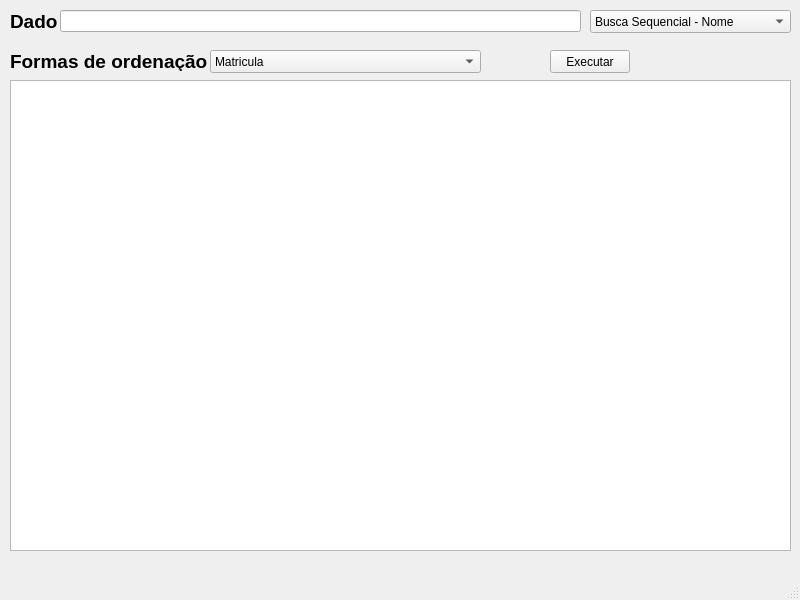
Qt form mainwindow.ui (cpedrohenrique1/Ativ5EDII) before a commit.
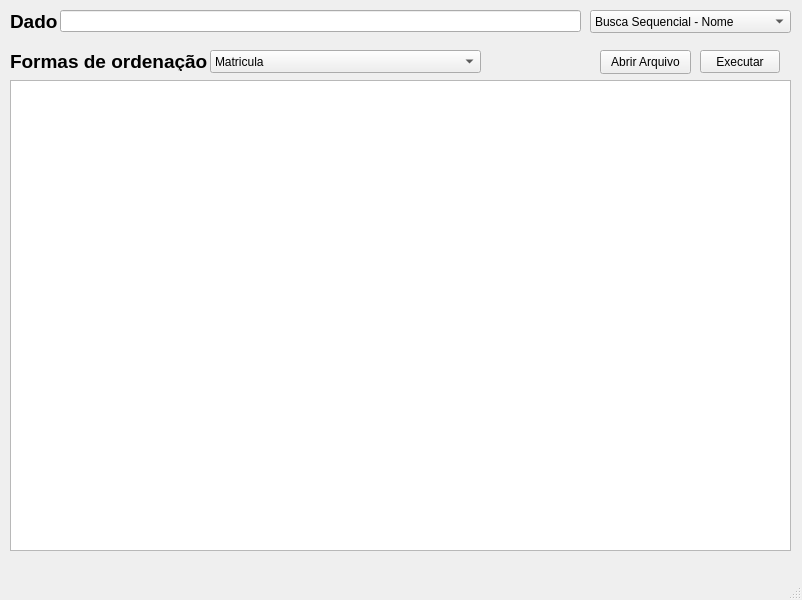
The same form after that commit.

Patch:
```diff
--- a/mainwindow.ui
+++ b/mainwindow.ui
@@ -6,7 +6,7 @@
    <rect>
     <x>0</x>
     <y>0</y>
-    <width>800</width>
+    <width>802</width>
     <height>600</height>
    </rect>
   </property>
@@ -138,7 +138,7 @@
    <widget class="QPushButton" name="pushButton_executar">
     <property name="geometry">
      <rect>
-      <x>550</x>
+      <x>700</x>
       <y>50</y>
       <width>80</width>
       <height>23</height>
@@ -148,6 +148,19 @@
      <string>Executar</string>
     </property>
    </widget>
+   <widget class="QPushButton" name="pushButton_abrirArquivo">
+    <property name="geometry">
+     <rect>
+      <x>600</x>
+      <y>50</y>
+      <width>91</width>
+      <height>24</height>
+     </rect>
+    </property>
+    <property name="text">
+     <string>Abrir Arquivo</string>
+    </property>
+   </widget>
   </widget>
   <widget class="QMenuBar" name="menubar">
    <property name="geometry">
```
Left out of the diff: 4 changed lines with no effect on the pictures.
